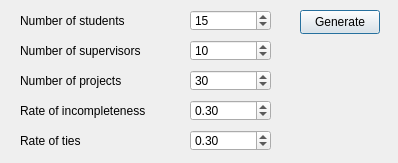
Old version of the form datagenwindow.ui in the repository zkvx28/spa-suite.
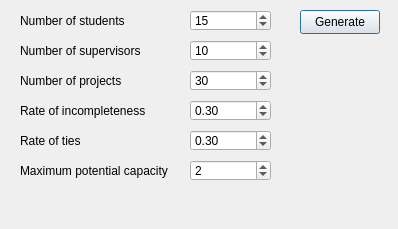
New version of the form. Icons and pictures are not drawn.

Patch:
```diff
--- a/datagenwindow.ui
+++ b/datagenwindow.ui
@@ -7,7 +7,7 @@
     <x>0</x>
     <y>0</y>
     <width>398</width>
-    <height>163</height>
+    <height>229</height>
    </rect>
   </property>
   <property name="sizePolicy">
@@ -19,7 +19,7 @@
   <property name="maximumSize">
    <size>
     <width>398</width>
-    <height>163</height>
+    <height>400</height>
    </size>
   </property>
   <property name="windowTitle">
@@ -203,6 +203,38 @@
     <double>0.300000000000000</double>
    </property>
   </widget>
+  <widget class="QLabel" name="maxCapacityLabel">
+   <property name="geometry">
+    <rect>
+     <x>20</x>
+     <y>160</y>
+     <width>161</width>
+     <height>21</height>
+    </rect>
+   </property>
+   <property name="text">
+    <string>Maximum potential capacity</string>
+   </property>
+  </widget>
+  <widget class="QSpinBox" name="maxCapacityVal">
+   <property name="geometry">
+    <rect>
+     <x>190</x>
+     <y>160</y>
+     <width>81</width>
+     <height>21</height>
+    </rect>
+   </property>
+   <property name="minimum">
+    <number>1</number>
+   </property>
+   <property name="maximum">
+    <number>500</number>
+   </property>
+   <property name="value">
+    <number>2</number>
+   </property>
+  </widget>
  </widget>
  <resources/>
  <connections/>
```
